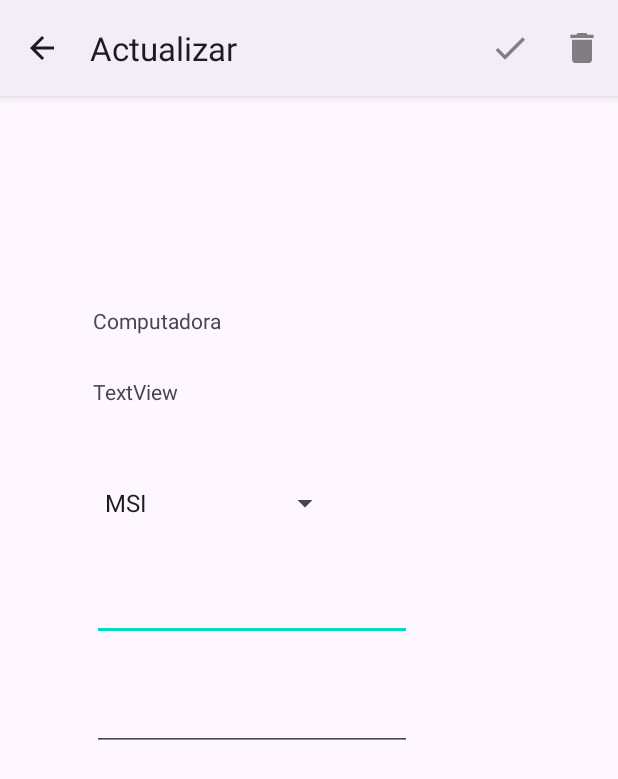
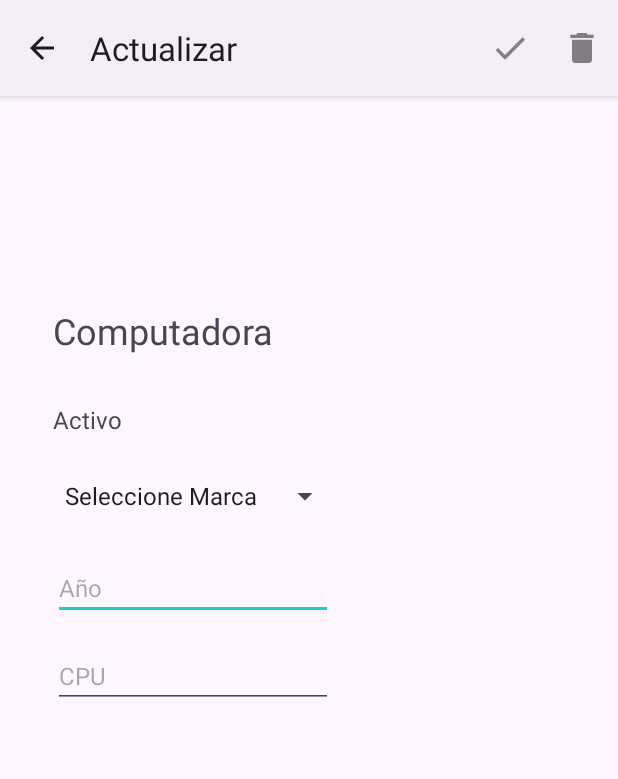
Before and after one commit to angelb5/APPSIoT-Lab2, an Android app: the ComputadoraActualizarActivity screen opened directly, with no data from a screen before it, after a tap on "Item", on a phone screen of 412 x 824 dp. Shown: the top 779 px of the screen. Run offline under Robolectric (Android 15) with nearby library versions, the phone set to English and light mode, and no system bars; 4 statements that could not run were skipped.

Commit message:
Hints computadora + bug fixes

```diff
--- a/app/src/main/java/com/example/appsiot_lab2/Computadora/ComputadoraActualizarActivity.java
+++ b/app/src/main/java/com/example/appsiot_lab2/Computadora/ComputadoraActualizarActivity.java
@@ -70,25 +70,20 @@ public class ComputadoraActualizarActivity extends AppCompatActivity {
     public boolean onOptionsItemSelected(@NonNull MenuItem item) {
         switch (item.getItemId()){
             case R.id.btnActualizar:
-                //Datos de prueba
-
-
-                TextView textView = findViewById(R.id.tv_activo_compu_act);
-                EditText editText = findViewById(R.id.et_anio_compu_act);
-                EditText editText1 = findViewById(R.id.et_cpu_compu_act);
-                Spinner spinner = findViewById(R.id.sp_marca_compu_act);;
+                TextView activoTextView = findViewById(R.id.tv_activo_compu_act);
+                EditText anioEditText = findViewById(R.id.et_anio_compu_act);
+                EditText cpuEditText = findViewById(R.id.et_cpu_compu_act);
+                Spinner marcaSpinner = findViewById(R.id.sp_marca_compu_act);;
                 //TODO: Validaciones, activo no repetido, etc
-
-
-                String activo = textView.getText().toString();
-                String anio = editText.getText().toString();
-                String marca = spinner.getOnItemSelectedListener().toString();
-                String cpuStr = editText1.getText().toString();
+                String activo = activoTextView.getText().toString();
+                String anio = anioEditText.getText().toString();
+                String marca = marcaSpinner.getSelectedItem().toString();
+                String cpuStr = cpuEditText.getText().toString();
                 cpuStr = cpuStr.trim();
                 ArrayList<Computadora> computadoraList = ((Lab2Application) ComputadoraActualizarActivity.this.getApplication()).getComputadoraList();
 
                 Log.d("msg", String.valueOf(!activo.isEmpty()));
-                if(!activo.isEmpty() && !marca.isEmpty() && !anio.isEmpty() && !cpuStr.isEmpty()){
+                if(!activo.isEmpty() && !marca.isEmpty() && !anio.isEmpty() && !cpuStr.isEmpty() && !(marcaSpinner.getSelectedItemPosition()==0)){
                     for(Computadora computadora : computadoraList){
                         String activoobt = computadora.getActivo();
                         if(activo.equals(activoobt)){
--- a/app/src/main/java/com/example/appsiot_lab2/Computadora/ComputadoraNuevoActivity.java
+++ b/app/src/main/java/com/example/appsiot_lab2/Computadora/ComputadoraNuevoActivity.java
@@ -60,7 +60,7 @@ public class ComputadoraNuevoActivity extends AppCompatActivity {
                     }
                 }
                 Log.d("msg", String.valueOf(!activoStr.isEmpty()));
-                if(!activoStr.isEmpty() && !marcaStr.isEmpty() && !anioStr.isEmpty() && !cpuStr.isEmpty()){
+                if(!activoStr.isEmpty() && !marcaStr.isEmpty() && !anioStr.isEmpty() && !cpuStr.isEmpty() && !(marca.getSelectedItemPosition()==0)){
                     if(activoNoRepeat){
                         computadora.setActivo(activoStr);
                         computadora.setMarca(marcaStr);
--- a/app/src/main/java/com/example/appsiot_lab2/Monitor/MonitorNuevoActivity.java
+++ b/app/src/main/java/com/example/appsiot_lab2/Monitor/MonitorNuevoActivity.java
@@ -52,7 +52,6 @@ public class MonitorNuevoActivity extends AppCompatActivity {
     public boolean onOptionsItemSelected(@NonNull MenuItem item) {
         switch (item.getItemId()) {
             case R.id.btnBarAdd:
-                //Datos de prueba
                 Monitor monitor = new Monitor();
                 Boolean activoNoRepeat = true;
                 EditText activo = findViewById(R.id.et_activo_nmonitor);
@@ -77,7 +76,8 @@ public class MonitorNuevoActivity extends AppCompatActivity {
                     }
                 }
                 //TODO: Validaciones, activo no repetido, etc
-                if(!activoStr.isEmpty() && !pcActivoStr.isEmpty() && !marcaStr.isEmpty() && !pulgadasStr.isEmpty() && !anioStr.isEmpty() && !modeloStr.isEmpty()){
+                if(!activoStr.isEmpty() && !pcActivoStr.isEmpty() && !marcaStr.isEmpty() && !pulgadasStr.isEmpty() && !anioStr.isEmpty() && !modeloStr.isEmpty()
+                        && !(marca.getSelectedItemPosition()==0)){
                     if(activoNoRepeat){
                         monitor.setActivo(activoStr);
                         monitor.setPc(pcActivoStr);
--- a/app/src/main/java/com/example/appsiot_lab2/Teclado/TecladoActualizarActivity.java
+++ b/app/src/main/java/com/example/appsiot_lab2/Teclado/TecladoActualizarActivity.java
@@ -87,7 +87,6 @@ public class TecladoActualizarActivity extends AppCompatActivity {
     public boolean onOptionsItemSelected(@NonNull MenuItem item) {
         switch (item.getItemId()){
             case R.id.btnActualizar:
-                //Datos de prueba
                 TextView activo = findViewById(R.id.textViewActivoTeclado);
                 Spinner pcActivo = findViewById(R.id.spinnerPc);
                 Spinner marca = findViewById(R.id.spinnerMarca);
@@ -105,7 +104,7 @@ public class TecladoActualizarActivity extends AppCompatActivity {
                 ArrayList<Teclado> tecladoList = ((Lab2Application) TecladoActualizarActivity.this.getApplication()).getTecladoList();
 
                 Log.d("msg", String.valueOf(!activoStr.isEmpty()));
-                if(!anioStr.isEmpty() && !modeloStr.isEmpty() && !idiomaStr.isEmpty() && !marcaStr.isEmpty() && !pcStr.isEmpty()){
+                if(!anioStr.isEmpty() && !modeloStr.isEmpty() && !idiomaStr.isEmpty() && !marcaStr.isEmpty() && !pcStr.isEmpty() && !(marca.getSelectedItemPosition()==0)){
                     for(Teclado teclado : tecladoList){
                         String activoobt = teclado.getActivo();
                         if(activoStr.equals(activoobt)){
--- a/app/src/main/java/com/example/appsiot_lab2/Teclado/TecladoNuevoActivity.java
+++ b/app/src/main/java/com/example/appsiot_lab2/Teclado/TecladoNuevoActivity.java
@@ -47,7 +47,6 @@ public class TecladoNuevoActivity extends AppCompatActivity {
     public boolean onOptionsItemSelected(@NonNull MenuItem item) {
         switch (item.getItemId()){
             case R.id.btnBarAdd:
-                //Datos de prueba
                 Teclado teclado = new Teclado();
                 Boolean activoNoRepeat = true;
                 EditText activo = findViewById(R.id.et_activo_nteclado);
@@ -72,7 +71,7 @@ public class TecladoNuevoActivity extends AppCompatActivity {
                         break;
                     }
                 }
-                if(!activoStr.isEmpty() && !pcActivoStr.isEmpty() && !marcaStr.isEmpty() && !idiomaStr.isEmpty() && !anioStr.isEmpty() && !modeloStr.isEmpty()){
+                if(!activoStr.isEmpty() && !pcActivoStr.isEmpty() && !marcaStr.isEmpty() && !idiomaStr.isEmpty() && !anioStr.isEmpty() && !modeloStr.isEmpty() && !(marca.getSelectedItemPosition()==0)){
                     if(activoNoRepeat){
                         teclado.setActivo(activoStr);
                         teclado.setMarca(marcaStr);
--- a/app/src/main/res/layout/activity_computadora_actualizar.xml
+++ b/app/src/main/res/layout/activity_computadora_actualizar.xml
@@ -6,60 +6,56 @@
     android:layout_height="match_parent"
     tools:context=".Computadora.ComputadoraActualizarActivity">
 
+    <LinearLayout
+        android:layout_width="wrap_content"
+        android:layout_height="match_parent"
+        android:orientation="vertical"
+        app:layout_constraintEnd_toEndOf="parent"
+        app:layout_constraintHorizontal_bias="0.16"
+        app:layout_constraintStart_toStartOf="parent">
+
         <TextView
             android:id="@+id/tv_title_computadora"
             android:layout_width="wrap_content"
+            android:textSize="24sp"
             android:layout_height="wrap_content"
             android:layout_marginTop="140dp"
-        android:text="Computadora"
-        app:layout_constraintEnd_toEndOf="parent"
-        app:layout_constraintHorizontal_bias="0.19"
-        app:layout_constraintStart_toStartOf="parent"
-        app:layout_constraintTop_toTopOf="parent" />
+            android:text="Computadora" />
+        <TextView
+            android:id="@+id/tv_activo_compu_act"
+            android:layout_width="wrap_content"
+            android:textSize="16sp"
+            android:layout_height="wrap_content"
+            android:layout_marginTop="32dp"
+            android:text="Activo" />
 
         <Spinner
             android:id="@+id/sp_marca_compu_act"
-        android:layout_width="165dp"
-        android:layout_height="37dp"
-        android:layout_marginTop="28dp"
+            android:layout_width="wrap_content"
+            android:layout_height="wrap_content"
+            android:layout_marginTop="16dp"
             android:entries="@array/marcas"
-        android:minHeight="48dp"
-        app:layout_constraintEnd_toEndOf="@+id/tv_activo_compu_act"
-        app:layout_constraintStart_toStartOf="@+id/tv_activo_compu_act"
-        app:layout_constraintTop_toBottomOf="@+id/tv_activo_compu_act" />
+            android:minHeight="48dp" />
 
         <EditText
             android:id="@+id/et_anio_compu_act"
             android:layout_width="wrap_content"
             android:layout_height="wrap_content"
-        android:layout_marginTop="28dp"
+            android:layout_marginTop="16dp"
             android:ems="10"
-        android:inputType="number"
-        app:layout_constraintEnd_toEndOf="parent"
-        app:layout_constraintHorizontal_bias="0.308"
-        app:layout_constraintStart_toStartOf="parent"
-        app:layout_constraintTop_toBottomOf="@+id/sp_marca_compu_act" />
+            android:hint="Año"
+            android:textSize="16sp"
+            android:inputType="number" />
 
         <EditText
             android:id="@+id/et_cpu_compu_act"
             android:layout_width="wrap_content"
             android:layout_height="wrap_content"
-        android:layout_marginTop="28dp"
+            android:layout_marginTop="16dp"
+            android:textSize="16sp"
             android:ems="10"
-        android:inputType="textPersonName"
-        app:layout_constraintEnd_toEndOf="@+id/et_anio_compu_act"
-        app:layout_constraintStart_toStartOf="@+id/et_anio_compu_act"
-        app:layout_constraintTop_toBottomOf="@+id/et_anio_compu_act" />
-
-    <TextView
-        android:id="@+id/tv_activo_compu_act"
-        android:layout_width="165dp"
-        android:layout_height="37dp"
-        android:layout_marginTop="28dp"
-        android:text="TextView"
-        app:layout_constraintEnd_toEndOf="@+id/tv_title_computadora"
-        app:layout_constraintHorizontal_bias="0.0"
-        app:layout_constraintStart_toStartOf="@+id/tv_title_computadora"
-        app:layout_constraintTop_toBottomOf="@+id/tv_title_computadora" />
+            android:hint="CPU"
+            android:inputType="textPersonName" />
+    </LinearLayout>
 
 </androidx.constraintlayout.widget.ConstraintLayout>
--- a/app/src/main/res/values/strings.xml
+++ b/app/src/main/res/values/strings.xml
@@ -1,6 +1,7 @@
 <resources>
     <string name="app_name">APPSIoT-Lab2</string>
     <string-array name="marcas">
+        <item>Seleccione Marca</item>
         <item>MSI</item>
         <item>Asus</item>
         <item>Lenovo</item>
```
Also changed, not shown: app/src/main/java/com/example/appsiot_lab2/Monitor/MonitorActualizarActivity.java (+13 -19 lines), app/src/main/res/layout/activity_computadora_nuevo.xml (+29 -36 lines). Lines whose indentation alone changed are shown as unchanged.
